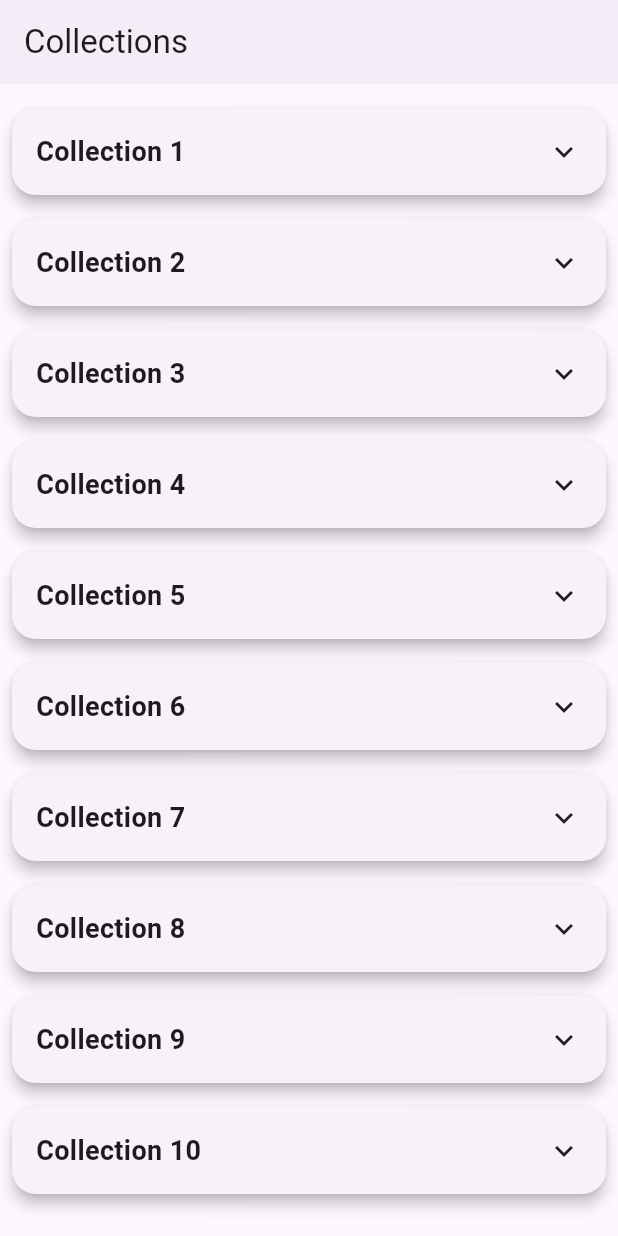
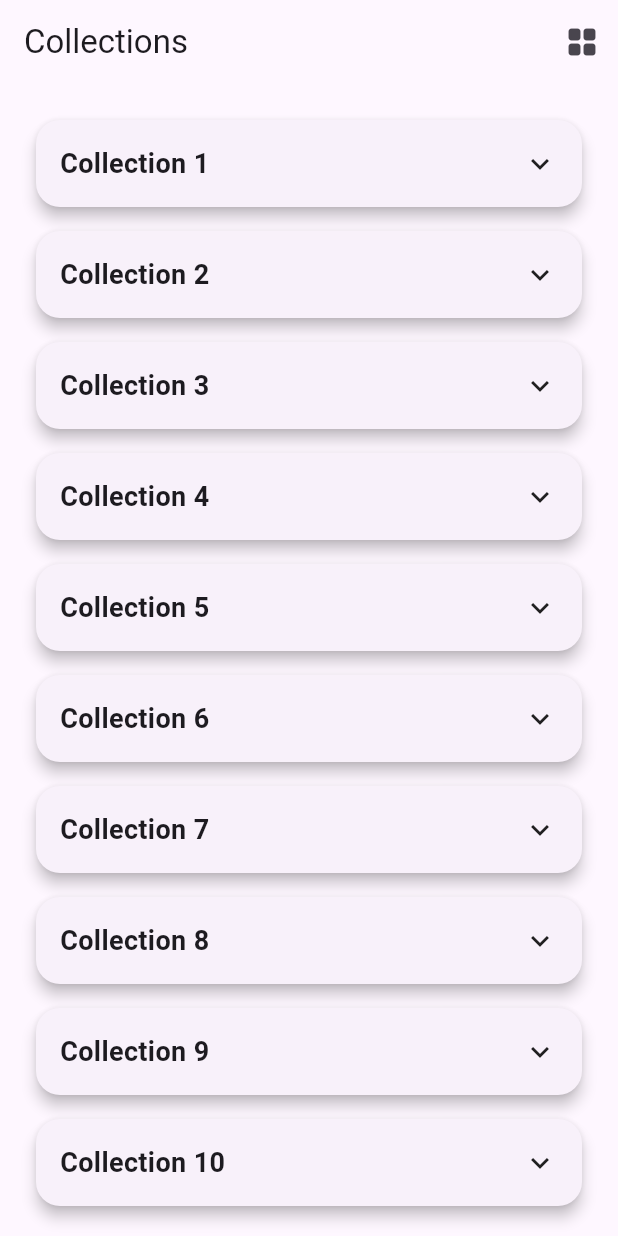
Before and after one commit to Naman2004singh/faym, a Flutter app: the screen it shows after launch, on a phone screen of 412 x 824 dp. Run offline on Flutter 3.47's test engine with Material 3 defaults, Android fonts, the phone set to English and light mode, and no system bars; our stand-ins replace get.

Commit message:
refactor CollectionsView layout and improve empty state display

```diff
--- a/lib/home/views/collections_view.dart
+++ b/lib/home/views/collections_view.dart
@@ -2,6 +2,7 @@ import 'package:flutter/material.dart';
 import 'package:get/get.dart';
 import '../controllers/collection_controller.dart';
 import '../widgets/collection_card.dart';
+import '../../utils/constants/app_colors.dart';
 
 class CollectionsView extends StatelessWidget {
   const CollectionsView({super.key});
@@ -13,18 +14,40 @@ class CollectionsView extends StatelessWidget {
     return Scaffold(
       appBar: AppBar(
         title: const Text('Collections'),
-        elevation: 2,
+        actions: [
+          IconButton(
+            icon: const Icon(Icons.grid_view_rounded),
+            onPressed: () {},
+          ),
+        ],
       ),
       body: Obx(() {
         if (controller.collections.isEmpty) {
-          return const Center(
-            child: Text('No collections available'),
+          return Center(
+            child: Column(
+              mainAxisAlignment: MainAxisAlignment.center,
+              children: [
+                Icon(
+                  Icons.collections_outlined,
+                  size: 80,
+                  color: AppColors.textSecondary.withOpacity(0.5),
+                ),
+                const SizedBox(height: 16),
+                Text(
+                  'No collections available',
+                  style: TextStyle(
+                    fontSize: 16,
+                    color: AppColors.textSecondary,
+                  ),
+                ),
+              ],
+            ),
           );
         }
 
         return ListView.builder(
           itemCount: controller.collections.length,
-          padding: const EdgeInsets.symmetric(vertical: 8),
+          padding: const EdgeInsets.fromLTRB(16, 16, 16, 24),
           itemBuilder: (context, index) {
             final collection = controller.collections[index];
             return CollectionCard(collection: collection);
```
